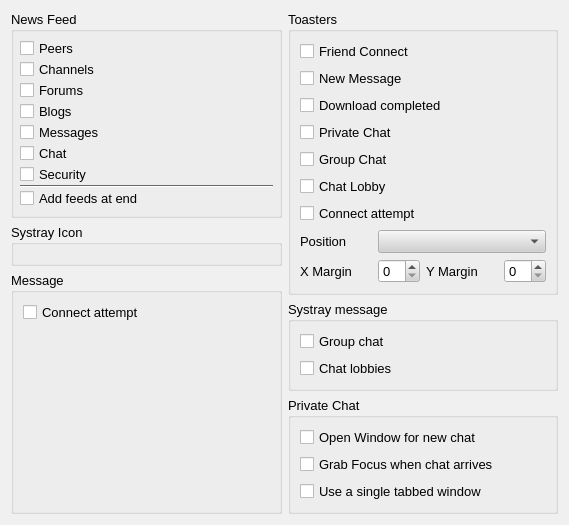
Old version of the form retroshare-gui/src/gui/settings/NotifyPage.ui in the repository RetroShare/RetroShare.
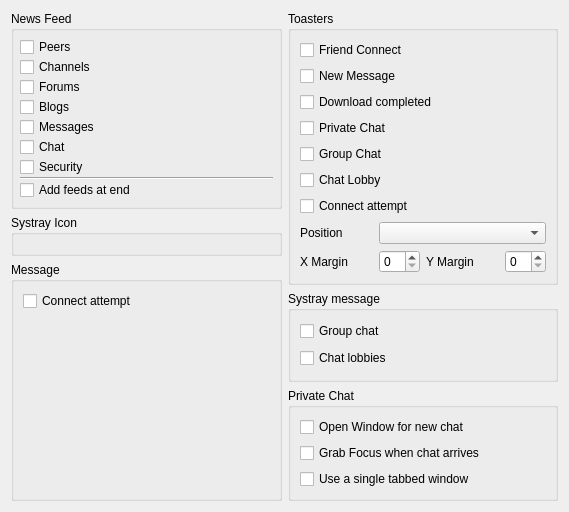
New version of the form.

```diff
--- a/retroshare-gui/src/gui/settings/NotifyPage.ui
+++ b/retroshare-gui/src/gui/settings/NotifyPage.ui
@@ -10,495 +10,6 @@
     <height>512</height>
    </rect>
   </property>
-  <property name="sizePolicy">
-   <sizepolicy hsizetype="Expanding" vsizetype="Expanding">
-    <horstretch>0</horstretch>
-    <verstretch>0</verstretch>
-   </sizepolicy>
-  </property>
-  <property name="palette">
-   <palette>
-    <active>
-     <colorrole role="WindowText">
-      <brush brushstyle="SolidPattern">
-       <color alpha="255">
-        <red>0</red>
-        <green>0</green>
-        <blue>0</blue>
-       </color>
-      </brush>
-     </colorrole>
-     <colorrole role="Button">
-      <brush brushstyle="SolidPattern">
-       <color alpha="255">
-        <red>208</red>
-        <green>208</green>
-        <blue>208</blue>
-       </color>
-      </brush>
-     </colorrole>
-     <colorrole role="Light">
-      <brush brushstyle="SolidPattern">
-       <color alpha="255">
-        <red>255</red>
-        <green>255</green>
-        <blue>255</blue>
-       </color>
-      </brush>
-     </colorrole>
-     <colorrole role="Midlight">
-      <brush brushstyle="SolidPattern">
-       <color alpha="255">
-        <red>247</red>
-        <green>247</green>
-        <blue>247</blue>
-       </color>
-      </brush>
-     </colorrole>
-     <colorrole role="Dark">
-      <brush brushstyle="SolidPattern">
-       <color alpha="255">
-        <red>104</red>
-        <green>104</green>
-        <blue>104</blue>
-       </color>
-      </brush>
-     </colorrole>
-     <colorrole role="Mid">
-      <brush brushstyle="SolidPattern">
-       <color alpha="255">
-        <red>139</red>
-        <green>139</green>
-        <blue>139</blue>
-       </color>
-      </brush>
-     </colorrole>
-     <colorrole role="Text">
-      <brush brushstyle="SolidPattern">
-       <color alpha="255">
-        <red>0</red>
-        <green>0</green>
-        <blue>0</blue>
-       </color>
-      </brush>
-     </colorrole>
-     <colorrole role="BrightText">
-      <brush brushstyle="SolidPattern">
-       <color alpha="255">
-        <red>255</red>
-        <green>255</green>
-        <blue>255</blue>
-       </color>
-      </brush>
-     </colorrole>
-     <colorrole role="ButtonText">
-      <brush brushstyle="SolidPattern">
-       <color alpha="255">
-        <red>0</red>
-        <green>0</green>
-        <blue>0</blue>
-       </color>
-      </brush>
-     </colorrole>
-     <colorrole role="Base">
-      <brush brushstyle="SolidPattern">
-       <color alpha="255">
-        <red>255</red>
-        <green>255</green>
-        <blue>255</blue>
-       </color>
-      </brush>
-     </colorrole>
-     <colorrole role="Window">
-      <brush brushstyle="SolidPattern">
-       <color alpha="255">
-        <red>240</red>
-        <green>240</green>
-        <blue>240</blue>
-       </color>
-      </brush>
-     </colorrole>
-     <colorrole role="Shadow">
-      <brush brushstyle="SolidPattern">
-       <color alpha="255">
-        <red>0</red>
-        <green>0</green>
-        <blue>0</blue>
-       </color>
-      </brush>
-     </colorrole>
-     <colorrole role="Highlight">
-      <brush brushstyle="SolidPattern">
-       <color alpha="255">
-        <red>0</red>
-        <green>0</green>
-        <blue>128</blue>
-       </color>
-      </brush>
-     </colorrole>
-     <colorrole role="HighlightedText">
-      <brush brushstyle="SolidPattern">
-       <color alpha="255">
-        <red>255</red>
-        <green>255</green>
-        <blue>255</blue>
-       </color>
-      </brush>
-     </colorrole>
-     <colorrole role="Link">
-      <brush brushstyle="SolidPattern">
-       <color alpha="255">
-        <red>0</red>
-        <green>0</green>
-        <blue>255</blue>
-       </color>
-      </brush>
-     </colorrole>
-     <colorrole role="LinkVisited">
-      <brush brushstyle="SolidPattern">
-       <color alpha="255">
-        <red>255</red>
-        <green>0</green>
-        <blue>255</blue>
-       </color>
-      </brush>
-     </colorrole>
-     <colorrole role="AlternateBase">
-      <brush brushstyle="SolidPattern">
-       <color alpha="255">
-        <red>231</red>
-        <green>231</green>
-        <blue>231</blue>
-       </color>
-      </brush>
-     </colorrole>
-    </active>
-    <inactive>
-     <colorrole role="WindowText">
-      <brush brushstyle="SolidPattern">
-       <color alpha="255">
-        <red>0</red>
-        <green>0</green>
-        <blue>0</blue>
-       </color>
-      </brush>
-     </colorrole>
-     <colorrole role="Button">
-      <brush brushstyle="SolidPattern">
-       <color alpha="255">
-        <red>208</red>
-        <green>208</green>
-        <blue>208</blue>
-       </color>
-      </brush>
-     </colorrole>
-     <colorrole role="Light">
-      <brush brushstyle="SolidPattern">
-       <color alpha="255">
-        <red>255</red>
-        <green>255</green>
-        <blue>255</blue>
-       </color>
-      </brush>
-     </colorrole>
-     <colorrole role="Midlight">
-      <brush brushstyle="SolidPattern">
-       <color alpha="255">
-        <red>247</red>
-        <green>247</green>
-        <blue>247</blue>
-       </color>
-      </brush>
-     </colorrole>
-     <colorrole role="Dark">
-      <brush brushstyle="SolidPattern">
-       <color alpha="255">
-        <red>104</red>
-        <green>104</green>
-        <blue>104</blue>
-       </color>
-      </brush>
-     </colorrole>
-     <colorrole role="Mid">
-      <brush brushstyle="SolidPattern">
-       <color alpha="255">
-        <red>139</red>
-        <green>139</green>
-        <blue>139</blue>
-       </color>
-      </brush>
-     </colorrole>
-     <colorrole role="Text">
-      <brush brushstyle="SolidPattern">
-       <color alpha="255">
-        <red>0</red>
-        <green>0</green>
-        <blue>0</blue>
-       </color>
-      </brush>
-     </colorrole>
-     <colorrole role="BrightText">
-      <brush brushstyle="SolidPattern">
-       <color alpha="255">
-        <red>255</red>
-        <green>255</green>
-        <blue>255</blue>
-       </color>
-      </brush>
-     </colorrole>
-     <colorrole role="ButtonText">
-      <brush brushstyle="SolidPattern">
-       <color alpha="255">
-        <red>0</red>
-        <green>0</green>
-        <blue>0</blue>
-       </color>
-      </brush>
-     </colorrole>
-     <colorrole role="Base">
-      <brush brushstyle="SolidPattern">
-       <color alpha="255">
-        <red>255</red>
-        <green>255</green>
-        <blue>255</blue>
-       </color>
-      </brush>
-     </colorrole>
-     <colorrole role="Window">
-      <brush brushstyle="SolidPattern">
-       <color alpha="255">
-        <red>240</red>
-        <green>240</green>
-        <blue>240</blue>
-       </color>
-      </brush>
-     </colorrole>
-     <colorrole role="Shadow">
-      <brush brushstyle="SolidPattern">
-       <color alpha="255">
-        <red>0</red>
-        <green>0</green>
-        <blue>0</blue>
-       </color>
-      </brush>
-     </colorrole>
-     <colorrole role="Highlight">
-      <brush brushstyle="SolidPattern">
-       <color alpha="255">
-        <red>192</red>
-        <green>192</green>
-        <blue>192</blue>
-       </color>
-      </brush>
-     </colorrole>
-     <colorrole role="HighlightedText">
-      <brush brushstyle="SolidPattern">
-       <color alpha="255">
-        <red>0</red>
-        <green>0</green>
-        <blue>0</blue>
-       </color>
-      </brush>
-     </colorrole>
-     <colorrole role="Link">
-      <brush brushstyle="SolidPattern">
-       <color alpha="255">
-        <red>0</red>
-        <green>0</green>
-        <blue>255</blue>
-       </color>
-      </brush>
-     </colorrole>
-     <colorrole role="LinkVisited">
-      <brush brushstyle="SolidPattern">
-       <color alpha="255">
-        <red>255</red>
-        <green>0</green>
-        <blue>255</blue>
-       </color>
-      </brush>
-     </colorrole>
-     <colorrole role="AlternateBase">
-      <brush brushstyle="SolidPattern">
-       <color alpha="255">
-        <red>231</red>
-        <green>231</green>
-        <blue>231</blue>
-       </color>
-      </brush>
-     </colorrole>
-    </inactive>
-    <disabled>
-     <colorrole role="WindowText">
-      <brush brushstyle="SolidPattern">
-       <color alpha="255">
-        <red>104</red>
-        <green>104</green>
-        <blue>104</blue>
-       </color>
-      </brush>
-     </colorrole>
-     <colorrole role="Button">
-      <brush brushstyle="SolidPattern">
-       <color alpha="255">
-        <red>208</red>
-        <green>208</green>
-        <blue>208</blue>
-       </color>
-      </brush>
-     </colorrole>
-     <colorrole role="Light">
-      <brush brushstyle="SolidPattern">
-       <color alpha="255">
-        <red>255</red>
-        <green>255</green>
-        <blue>255</blue>
-       </color>
-      </brush>
-     </colorrole>
-     <colorrole role="Midlight">
-      <brush brushstyle="SolidPattern">
-       <color alpha="255">
-        <red>247</red>
-        <green>247</green>
-        <blue>247</blue>
-       </color>
-      </brush>
-     </colorrole>
-     <colorrole role="Dark">
-      <brush brushstyle="SolidPattern">
-       <color alpha="255">
-        <red>104</red>
-        <green>104</green>
-        <blue>104</blue>
-       </color>
-      </brush>
-     </colorrole>
-     <colorrole role="Mid">
-      <brush brushstyle="SolidPattern">
-       <color alpha="255">
-        <red>139</red>
-        <green>139</green>
-        <blue>139</blue>
-       </color>
-      </brush>
-     </colorrole>
-     <colorrole role="Text">
-      <brush brushstyle="SolidPattern">
-       <color alpha="255">
-        <red>104</red>
-        <green>104</green>
-        <blue>104</blue>
-       </color>
-      </brush>
-     </colorrole>
-     <colorrole role="BrightText">
-      <brush brushstyle="SolidPattern">
-       <color alpha="255">
-        <red>255</red>
-        <green>255</green>
-        <blue>255</blue>
-       </color>
-      </brush>
-     </colorrole>
-     <colorrole role="ButtonText">
-      <brush brushstyle="SolidPattern">
-       <color alpha="255">
-        <red>104</red>
-        <green>104</green>
-        <blue>104</blue>
-       </color>
-      </brush>
-     </colorrole>
-     <colorrole role="Base">
-      <brush brushstyle="SolidPattern">
-       <color alpha="255">
-        <red>240</red>
-        <green>240</green>
-        <blue>240</blue>
-       </color>
-      </brush>
-     </colorrole>
-     <colorrole role="Window">
-      <brush brushstyle="SolidPattern">
-       <color alpha="255">
-        <red>240</red>
-        <green>240</green>
-        <blue>240</blue>
-       </color>
-      </brush>
-     </colorrole>
-     <colorrole role="Shadow">
-      <brush brushstyle="SolidPattern">
-       <color alpha="255">
-        <red>0</red>
-        <green>0</green>
-        <blue>0</blue>
-       </color>
-      </brush>
-     </colorrole>
-     <colorrole role="Highlight">
-      <brush brushstyle="SolidPattern">
-       <color alpha="255">
-        <red>0</red>
-        <green>0</green>
-        <blue>128</blue>
-       </color>
-      </brush>
-     </colorrole>
-     <colorrole role="HighlightedText">
-      <brush brushstyle="SolidPattern">
-       <color alpha="255">
-        <red>255</red>
-        <green>255</green>
-        <blue>255</blue>
-       </color>
-      </brush>
-     </colorrole>
-     <colorrole role="Link">
-      <brush brushstyle="SolidPattern">
-       <color alpha="255">
-        <red>0</red>
-        <green>0</green>
-        <blue>255</blue>
-       </color>
-      </brush>
-     </colorrole>
-     <colorrole role="LinkVisited">
-      <brush brushstyle="SolidPattern">
-       <color alpha="255">
-        <red>255</red>
-        <green>0</green>
-        <blue>255</blue>
-       </color>
-      </brush>
-     </colorrole>
-     <colorrole role="AlternateBase">
-      <brush brushstyle="SolidPattern">
-       <color alpha="255">
-        <red>231</red>
-        <green>231</green>
-        <blue>231</blue>
-       </color>
-      </brush>
-     </colorrole>
-    </disabled>
-   </palette>
-  </property>
-  <property name="font">
-   <font>
-    <family>Arial</family>
-    <pointsize>10</pointsize>
-    <weight>50</weight>
-    <italic>false</italic>
-    <bold>false</bold>
-    <underline>false</underline>
-    <strikeout>false</strikeout>
-   </font>
-  </property>
-  <property name="contextMenuPolicy">
-   <enum>Qt::NoContextMenu</enum>
-  </property>
   <layout class="QHBoxLayout" name="horizontalLayout">
    <item>
     <layout class="QVBoxLayout" name="verticalLayout_4">
```
